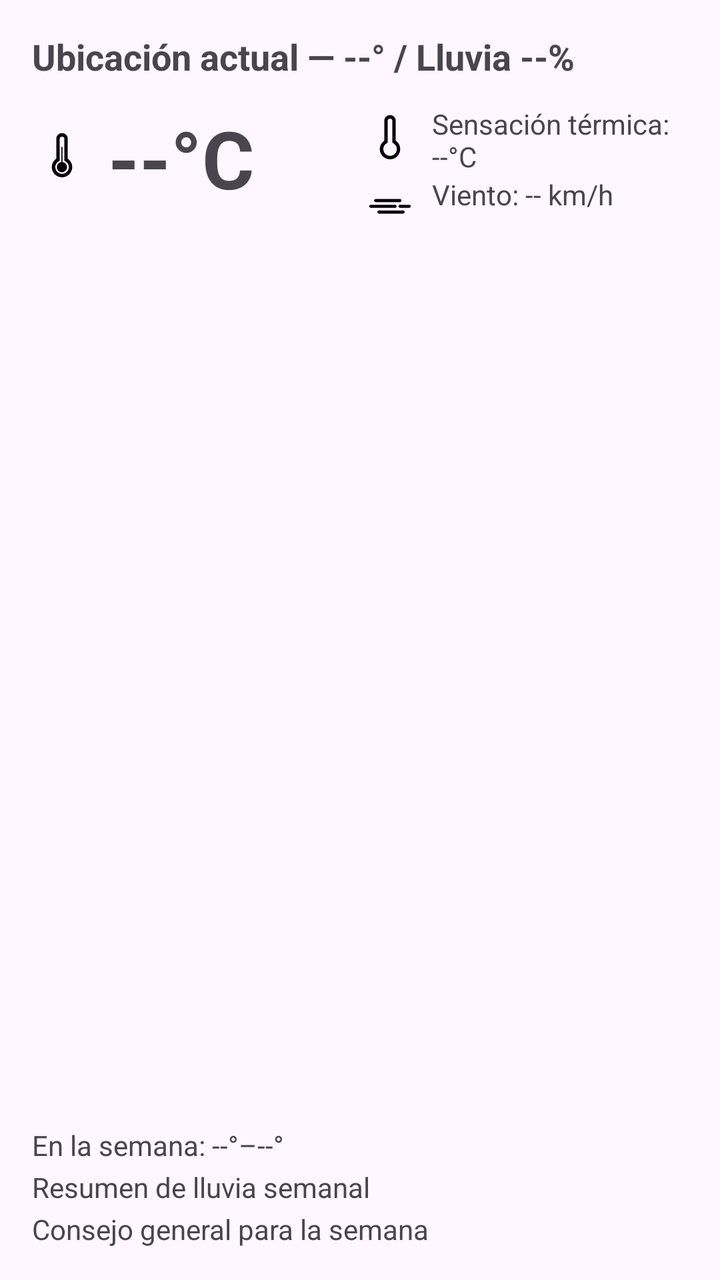
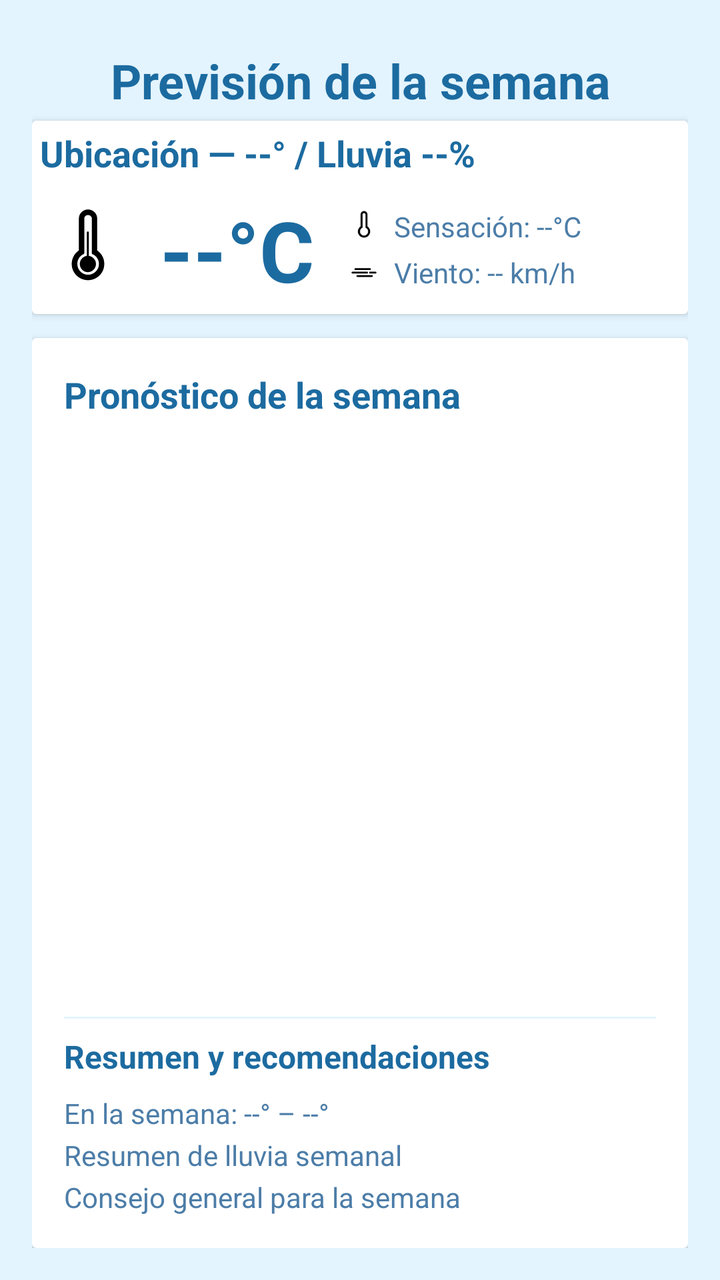

Screens rendered from an Android XML layout before and after an edit, with the pre-edit source and the edit as a unified diff.
<!-- AndroidManifest.xml: application theme Theme.LightWeather -->
<!-- res/layout/fragment_week.xml -->
<?xml version="1.0" encoding="utf-8"?>
<LinearLayout xmlns:android="http://schemas.android.com/apk/res/android"
    android:orientation="vertical"
    android:padding="16dp"
    android:layout_width="match_parent"
    android:layout_height="match_parent">

    
    <include
        android:id="@+id/includeCurrentHeaderWeek"
        layout="@layout/view_current_header" />

    
    <androidx.recyclerview.widget.RecyclerView
        android:id="@+id/rvWeek"
        android:layout_width="match_parent"
        android:layout_height="0dp"
        android:layout_weight="1"
        android:paddingBottom="8dp" />

    
    <LinearLayout
        android:id="@+id/weekSummaryContainer"
        android:layout_width="match_parent"
        android:layout_height="wrap_content"
        android:orientation="vertical"
        android:paddingTop="8dp">

        <TextView
            android:id="@+id/tvWeekSummaryRange"
            android:layout_width="match_parent"
            android:layout_height="wrap_content"
            android:text="En la semana: --°–--°"
            android:textSize="14sp" />

        <TextView
            android:id="@+id/tvWeekSummaryRain"
            android:layout_width="match_parent"
            android:layout_height="wrap_content"
            android:text="Resumen de lluvia semanal"
            android:textSize="14sp"
            android:paddingTop="2dp" />

        <TextView
            android:id="@+id/tvWeekSummaryAdvice"
            android:layout_width="match_parent"
            android:layout_height="wrap_content"
            android:text="Consejo general para la semana"
            android:textSize="14sp"
            android:paddingTop="2dp" />
    </LinearLayout>

</LinearLayout>
<!-- res/layout/view_current_header.xml (included above) -->
<?xml version="1.0" encoding="utf-8"?>
<LinearLayout xmlns:android="http://schemas.android.com/apk/res/android"
    android:orientation="vertical"
    android:layout_width="match_parent"
    android:layout_height="wrap_content">

    
    <TextView
        android:id="@+id/tvHeader"
        android:layout_width="wrap_content"
        android:layout_height="wrap_content"
        android:text="Ubicación actual — --° / Lluvia --%"
        android:textStyle="bold"
        android:textSize="18sp" />

    
    <LinearLayout
        android:id="@+id/currentWeatherContainer"
        android:layout_width="match_parent"
        android:layout_height="wrap_content"
        android:orientation="horizontal"
        android:paddingTop="12dp"
        android:paddingBottom="12dp">

        
        <TextView
            android:id="@+id/tvTempMain"
            android:layout_width="0dp"
            android:layout_height="wrap_content"
            android:layout_weight="1"
            android:text="--°C"
            android:textSize="40sp"
            android:textStyle="bold"
            android:drawableStart="@drawable/wi_thermometer"
            android:drawablePadding="8dp" />

        
        <LinearLayout
            android:layout_width="0dp"
            android:layout_height="wrap_content"
            android:layout_weight="1"
            android:orientation="vertical">

            <TextView
                android:id="@+id/tvFeelsLike"
                android:layout_width="wrap_content"
                android:layout_height="wrap_content"
                android:text="Sensación térmica: --°C"
                android:textSize="14sp"
                android:drawableStart="@drawable/wi_thermometer_exterior"
                android:drawablePadding="6dp" />

            <TextView
                android:id="@+id/tvWindSpeed"
                android:layout_width="wrap_content"
                android:layout_height="wrap_content"
                android:text="Viento: -- km/h"
                android:textSize="14sp"
                android:drawableStart="@drawable/wi_windy"
                android:drawablePadding="6dp" />
        </LinearLayout>

    </LinearLayout>

</LinearLayout>
<!-- resources referenced by this layout -->
<resources>
  <!-- drawable wi_thermometer_exterior (drawable) -->
  <vector xmlns:android="http://schemas.android.com/apk/res/android"
      android:width="30dp"
      android:height="30dp"
      android:viewportWidth="30"
      android:viewportHeight="30">
    <path
        android:fillColor="#FF000000"
        android:pathData="M9.91,19.56c0,-0.85 0.2,-1.64 0.59,-2.38s0.94,-1.35 1.65,-1.84V5.42c0,-0.8 0.27,-1.48 0.82,-2.03S14.2,2.55 15,2.55c0.81,0 1.49,0.28 2.04,0.83c0.55,0.56 0.83,1.23 0.83,2.03v9.92c0.71,0.49 1.25,1.11 1.64,1.84s0.58,1.53 0.58,2.38c0,0.92 -0.23,1.78 -0.68,2.56s-1.07,1.4 -1.85,1.85s-1.63,0.68 -2.56,0.68c-0.92,0 -1.77,-0.23 -2.55,-0.68s-1.4,-1.07 -1.86,-1.85S9.91,20.48 9.91,19.56zM11.67,19.56c0,0.93 0.33,1.73 0.98,2.39c0.65,0.66 1.44,0.99 2.36,0.99c0.93,0 1.73,-0.33 2.4,-1s1.01,-1.46 1.01,-2.37c0,-0.62 -0.16,-1.2 -0.48,-1.73c-0.32,-0.53 -0.76,-0.94 -1.32,-1.23l-0.28,-0.14c-0.1,-0.04 -0.15,-0.14 -0.15,-0.29V5.42c0,-0.32 -0.11,-0.59 -0.34,-0.81C15.62,4.4 15.34,4.29 15,4.29c-0.32,0 -0.6,0.11 -0.83,0.32c-0.23,0.21 -0.34,0.48 -0.34,0.81v10.74c0,0.15 -0.05,0.25 -0.14,0.29l-0.27,0.14c-0.55,0.29 -0.98,0.7 -1.29,1.23C11.82,18.35 11.67,18.92 11.67,19.56z"/>
  </vector>
  <!-- drawable wi_windy (drawable) -->
  <vector xmlns:android="http://schemas.android.com/apk/res/android"
      android:width="30dp"
      android:height="30dp"
      android:viewportWidth="30"
      android:viewportHeight="30">
    <path
        android:fillColor="#FF000000"
        android:pathData="M4.65,15.5c0,-0.22 0.08,-0.41 0.23,-0.56c0.16,-0.15 0.35,-0.22 0.57,-0.22h12.08c0.22,0 0.4,0.07 0.54,0.22c0.14,0.15 0.22,0.34 0.22,0.57c0,0.22 -0.07,0.4 -0.22,0.54c-0.14,0.14 -0.32,0.22 -0.54,0.22H5.45c-0.22,0 -0.42,-0.07 -0.57,-0.22C4.72,15.9 4.65,15.72 4.65,15.5zM7.06,12.6c0,-0.22 0.08,-0.4 0.23,-0.55c0.15,-0.15 0.34,-0.23 0.56,-0.23h12.09c0.21,0 0.39,0.08 0.54,0.23c0.15,0.15 0.22,0.33 0.22,0.55c0,0.22 -0.07,0.4 -0.22,0.56c-0.15,0.15 -0.33,0.23 -0.54,0.23H7.86c-0.22,0 -0.41,-0.08 -0.56,-0.23S7.06,12.82 7.06,12.6zM8.68,18.34c0,-0.21 0.08,-0.39 0.24,-0.54c0.14,-0.14 0.32,-0.22 0.54,-0.22h12.1c0.22,0 0.41,0.07 0.56,0.22c0.15,0.14 0.22,0.32 0.22,0.54s-0.08,0.41 -0.23,0.56s-0.34,0.23 -0.56,0.23H9.46c-0.22,0 -0.4,-0.08 -0.56,-0.23S8.68,18.56 8.68,18.34zM19.26,15.5c0,-0.23 0.07,-0.42 0.22,-0.57c0.15,-0.15 0.34,-0.22 0.57,-0.22h4.52c0.23,0 0.42,0.07 0.57,0.22c0.15,0.15 0.22,0.34 0.22,0.56c0,0.22 -0.07,0.4 -0.22,0.54c-0.15,0.14 -0.34,0.22 -0.56,0.22h-4.52c-0.23,0 -0.42,-0.07 -0.57,-0.22C19.33,15.9 19.26,15.72 19.26,15.5z"/>
  </vector>
  <style name="Theme.LightWeather" parent="Base.Theme.LightWeather" />
  <style name="Base.Theme.LightWeather" parent="Theme.Material3.DayNight.NoActionBar">
          
          
      </style>
  <!-- unchanged entries left out for length: 1 -->
</resources>

<!-- the commit's change to res/layout/fragment_week.xml (unified diff, before → after) -->
@@ -1,54 +1,129 @@
 <?xml version="1.0" encoding="utf-8"?>
 <LinearLayout xmlns:android="http://schemas.android.com/apk/res/android"
+    xmlns:app="http://schemas.android.com/res-auto"
     android:orientation="vertical"
+    android:layout_width="match_parent"
+    android:layout_height="match_parent"
     android:padding="16dp"
-    android:layout_width="match_parent"
-    android:layout_height="match_parent">
-
-    
-    <include
-        android:id="@+id/includeCurrentHeaderWeek"
-        layout="@layout/view_current_header" />
-
-    
-    <androidx.recyclerview.widget.RecyclerView
-        android:id="@+id/rvWeek"
+    android:background="@color/lw_background">
+
+    
+    <TextView
+        android:id="@+id/tvWeekTitle"
+        android:layout_width="match_parent"
+        android:layout_height="wrap_content"
+        android:text="Previsión de la semana"
+        android:textSize="24sp"
+        android:textStyle="bold"
+        android:gravity="center"
+        android:paddingTop="8dp"
+        android:paddingBottom="4dp"
+        android:textColor="@color/lw_blue_dark" />
+
+    
+    <androidx.cardview.widget.CardView
+        android:layout_width="match_parent"
+        android:layout_height="wrap_content"
+        android:layout_marginBottom="12dp"
+        app:cardCornerRadius="24dp"
+        app:cardUseCompatPadding="true"
+        app:cardElevation="4dp"
+        android:backgroundTint="@color/lw_white">
+
+        <include
+            android:id="@+id/includeCurrentHeaderWeek"
+            layout="@layout/view_current_header"
+            android:padding="16dp" />
+
+    </androidx.cardview.widget.CardView>
+
+    
+    <androidx.cardview.widget.CardView
         android:layout_width="match_parent"
         android:layout_height="0dp"
         android:layout_weight="1"
-        android:paddingBottom="8dp" />
-
-    
-    <LinearLayout
-        android:id="@+id/weekSummaryContainer"
-        android:layout_width="match_parent"
-        android:layout_height="wrap_content"
-        android:orientation="vertical"
-        android:paddingTop="8dp">
-
-        <TextView
-            android:id="@+id/tvWeekSummaryRange"
+        app:cardCornerRadius="24dp"
+        app:cardUseCompatPadding="true"
+        app:cardElevation="4dp"
+        android:backgroundTint="@color/lw_white">
+
+        <LinearLayout
             android:layout_width="match_parent"
-            android:layout_height="wrap_content"
-            android:text="En la semana: --°–--°"
-            android:textSize="14sp" />
-
-        <TextView
-            android:id="@+id/tvWeekSummaryRain"
-            android:layout_width="match_parent"
-            android:layout_height="wrap_content"
-            android:text="Resumen de lluvia semanal"
-            android:textSize="14sp"
-            android:paddingTop="2dp" />
-
-        <TextView
-            android:id="@+id/tvWeekSummaryAdvice"
-            android:layout_width="match_parent"
-            android:layout_height="wrap_content"
-            android:text="Consejo general para la semana"
-            android:textSize="14sp"
-            android:paddingTop="2dp" />
-    </LinearLayout>
+            android:layout_height="match_parent"
+            android:orientation="vertical"
+            android:padding="16dp">
+
+            <TextView
+                android:id="@+id/tvWeekSectionTitle"
+                android:layout_width="match_parent"
+                android:layout_height="wrap_content"
+                android:text="Pronóstico de la semana"
+                android:textSize="18sp"
+                android:textStyle="bold"
+                android:textColor="@color/lw_blue_dark"
+                android:paddingBottom="8dp" />
+
+            <androidx.recyclerview.widget.RecyclerView
+                android:id="@+id/rvWeek"
+                android:layout_width="match_parent"
+                android:layout_height="0dp"
+                android:layout_weight="1"
+                android:overScrollMode="never" />
+
+            <View
+                android:layout_width="match_parent"
+                android:layout_height="1dp"
+                android:layout_marginTop="12dp"
+                android:layout_marginBottom="8dp"
+                android:background="@color/lw_background" />
+
+            <TextView
+                android:id="@+id/tvWeekSummaryTitle"
+                android:layout_width="match_parent"
+                android:layout_height="wrap_content"
+                android:text="Resumen y recomendaciones"
+                android:textSize="16sp"
+                android:textStyle="bold"
+                android:textColor="@color/lw_blue_dark"
+                android:paddingBottom="4dp" />
+
+            <LinearLayout
+                android:id="@+id/weekSummaryContainer"
+                android:layout_width="match_parent"
+                android:layout_height="wrap_content"
+                android:orientation="vertical"
+                android:paddingTop="4dp">
+
+                <TextView
+                    android:id="@+id/tvWeekSummaryRange"
+                    android:layout_width="match_parent"
+                    android:layout_height="wrap_content"
+                    android:text="En la semana: --° – --°"
+                    android:textSize="14sp"
+                    android:textColor="@color/lw_blue_light" />
+
+                <TextView
+                    android:id="@+id/tvWeekSummaryRain"
+                    android:layout_width="match_parent"
+                    android:layout_height="wrap_content"
+                    android:text="Resumen de lluvia semanal"
+                    android:textSize="14sp"
+                    android:paddingTop="2dp"
+                    android:textColor="@color/lw_blue_light" />
+
+                <TextView
+                    android:id="@+id/tvWeekSummaryAdvice"
+                    android:layout_width="match_parent"
+                    android:layout_height="wrap_content"
+                    android:text="Consejo general para la semana"
+                    android:textSize="14sp"
+                    android:paddingTop="2dp"
+                    android:textColor="@color/lw_blue_light" />
+            </LinearLayout>
+
+        </LinearLayout>
+
+    </androidx.cardview.widget.CardView>
 
 </LinearLayout>
 <!-- res/layout/view_current_header.xml (included above) -->
@@ -56,16 +131,19 @@
 <LinearLayout xmlns:android="http://schemas.android.com/apk/res/android"
     android:orientation="vertical"
     android:layout_width="match_parent"
-    android:layout_height="wrap_content">
+    android:layout_height="wrap_content"
+    android:padding="4dp">
 
     
     <TextView
         android:id="@+id/tvHeader"
-        android:layout_width="wrap_content"
-        android:layout_height="wrap_content"
-        android:text="Ubicación actual — --° / Lluvia --%"
+        android:layout_width="match_parent"
+        android:layout_height="wrap_content"
+        android:text="Ubicación — --° / Lluvia --%"
+        android:textSize="18sp"
         android:textStyle="bold"
-        android:textSize="18sp" />
+        android:textColor="@color/lw_blue_dark"
+        android:paddingBottom="8dp" />
 
     
     <LinearLayout
@@ -73,20 +151,27 @@
         android:layout_width="match_parent"
         android:layout_height="wrap_content"
         android:orientation="horizontal"
-        android:paddingTop="12dp"
-        android:paddingBottom="12dp">
+        android:gravity="center_vertical">
+
+        
+        <ImageView
+            android:id="@+id/ivMainIcon"
+            android:layout_width="48dp"
+            android:layout_height="48dp"
+            android:layout_marginEnd="12dp"
+            android:src="@drawable/wi_thermometer"
+            android:contentDescription="Clima actual" />
 
         
         <TextView
             android:id="@+id/tvTempMain"
-            android:layout_width="0dp"
+            android:layout_width="wrap_content"
             android:layout_height="wrap_content"
-            android:layout_weight="1"
             android:text="--°C"
-            android:textSize="40sp"
+            android:textSize="42sp"
             android:textStyle="bold"
-            android:drawableStart="@drawable/wi_thermometer"
-            android:drawablePadding="8dp" />
+            android:textColor="@color/lw_blue_dark"
+            android:layout_marginEnd="16dp" />
 
         
         <LinearLayout
@@ -95,23 +180,49 @@
             android:layout_weight="1"
             android:orientation="vertical">
 
-            <TextView
-                android:id="@+id/tvFeelsLike"
+            <LinearLayout
                 android:layout_width="wrap_content"
                 android:layout_height="wrap_content"
-                android:text="Sensación térmica: --°C"
-                android:textSize="14sp"
-                android:drawableStart="@drawable/wi_thermometer_exterior"
-                android:drawablePadding="6dp" />
-
-            <TextView
-                android:id="@+id/tvWindSpeed"
+                android:orientation="horizontal"
+                android:gravity="center_vertical">
+
+                <ImageView
+                    android:layout_width="18dp"
+                    android:layout_height="18dp"
+                    android:src="@drawable/wi_thermometer_exterior"/>
+
+                <TextView
+                    android:id="@+id/tvFeelsLike"
+                    android:layout_width="wrap_content"
+                    android:layout_height="wrap_content"
+                    android:layout_marginStart="6dp"
+                    android:text="Sensación: --°C"
+                    android:textSize="14sp"
+                    android:textColor="@color/lw_blue_light"/>
+            </LinearLayout>
+
+            <LinearLayout
                 android:layout_width="wrap_content"
                 android:layout_height="wrap_content"
-                android:text="Viento: -- km/h"
-                android:textSize="14sp"
-                android:drawableStart="@drawable/wi_windy"
-                android:drawablePadding="6dp" />
+                android:layout_marginTop="4dp"
+                android:orientation="horizontal"
+                android:gravity="center_vertical">
+
+                <ImageView
+                    android:layout_width="18dp"
+                    android:layout_height="18dp"
+                    android:src="@drawable/wi_windy"/>
+
+                <TextView
+                    android:id="@+id/tvWindSpeed"
+                    android:layout_width="wrap_content"
+                    android:layout_height="wrap_content"
+                    android:layout_marginStart="6dp"
+                    android:text="Viento: -- km/h"
+                    android:textSize="14sp"
+                    android:textColor="@color/lw_blue_light"/>
+            </LinearLayout>
+
         </LinearLayout>
 
     </LinearLayout>
<!-- resource entries referenced after the edit -->
@@ -1,5 +1,9 @@
 <!-- resources referenced by this layout -->
 <resources>
+  <color name="lw_background">#E3F4FF</color>
+  <color name="lw_blue_dark">#1C6BA0</color>
+  <color name="lw_blue_light">#4C7DA8</color>
+  <color name="lw_white">#FFFFFF</color>
   <!-- drawable wi_thermometer_exterior (drawable) -->
   <vector xmlns:android="http://schemas.android.com/apk/res/android"
       android:width="30dp"
@@ -20,10 +24,35 @@
         android:fillColor="#FF000000"
         android:pathData="M4.65,15.5c0,-0.22 0.08,-0.41 0.23,-0.56c0.16,-0.15 0.35,-0.22 0.57,-0.22h12.08c0.22,0 0.4,0.07 0.54,0.22c0.14,0.15 0.22,0.34 0.22,0.57c0,0.22 -0.07,0.4 -0.22,0.54c-0.14,0.14 -0.32,0.22 -0.54,0.22H5.45c-0.22,0 -0.42,-0.07 -0.57,-0.22C4.72,15.9 4.65,15.72 4.65,15.5zM7.06,12.6c0,-0.22 0.08,-0.4 0.23,-0.55c0.15,-0.15 0.34,-0.23 0.56,-0.23h12.09c0.21,0 0.39,0.08 0.54,0.23c0.15,0.15 0.22,0.33 0.22,0.55c0,0.22 -0.07,0.4 -0.22,0.56c-0.15,0.15 -0.33,0.23 -0.54,0.23H7.86c-0.22,0 -0.41,-0.08 -0.56,-0.23S7.06,12.82 7.06,12.6zM8.68,18.34c0,-0.21 0.08,-0.39 0.24,-0.54c0.14,-0.14 0.32,-0.22 0.54,-0.22h12.1c0.22,0 0.41,0.07 0.56,0.22c0.15,0.14 0.22,0.32 0.22,0.54s-0.08,0.41 -0.23,0.56s-0.34,0.23 -0.56,0.23H9.46c-0.22,0 -0.4,-0.08 -0.56,-0.23S8.68,18.56 8.68,18.34zM19.26,15.5c0,-0.23 0.07,-0.42 0.22,-0.57c0.15,-0.15 0.34,-0.22 0.57,-0.22h4.52c0.23,0 0.42,0.07 0.57,0.22c0.15,0.15 0.22,0.34 0.22,0.56c0,0.22 -0.07,0.4 -0.22,0.54c-0.15,0.14 -0.34,0.22 -0.56,0.22h-4.52c-0.23,0 -0.42,-0.07 -0.57,-0.22C19.33,15.9 19.26,15.72 19.26,15.5z"/>
   </vector>
-  <style name="Theme.LightWeather" parent="Base.Theme.LightWeather" />
-  <style name="Base.Theme.LightWeather" parent="Theme.Material3.DayNight.NoActionBar">
+  <style name="Theme.LightWeather" parent="Theme.MaterialComponents.DayNight.NoActionBar">
+  
           
+          <item name="colorPrimary">@color/lw_blue_dark</item>
+          <item name="colorPrimaryVariant">@color/lw_blue_dark</item>
+          <item name="colorSecondary">@color/lw_blue_light</item>
+  
           
+          <item name="colorOnPrimary">@color/lw_white</item>
+  
+          
+          <item name="android:windowBackground">@color/lw_background</item>
+  
+          
+          <item name="android:statusBarColor">@color/lw_blue_dark</item>
+          <item name="android:navigationBarColor">@color/lw_background</item>
+  
+          
+          <item name="android:textColorPrimary">@color/lw_blue_dark</item>
+          <item name="android:textColorSecondary">@color/lw_blue_light</item>
+  
+          
+          <item name="materialButtonStyle">@style/Widget.MaterialComponents.Button</item>
+  
+          
+          <item name="shapeAppearanceSmallComponent">@style/ShapeAppearance.MaterialComponents.SmallComponent</item>
+          <item name="shapeAppearanceMediumComponent">@style/ShapeAppearance.MaterialComponents.MediumComponent</item>
+          <item name="shapeAppearanceLargeComponent">@style/ShapeAppearance.MaterialComponents.LargeComponent</item>
+  
       </style>
   <!-- unchanged entries left out for length: 1 -->
 </resources>
